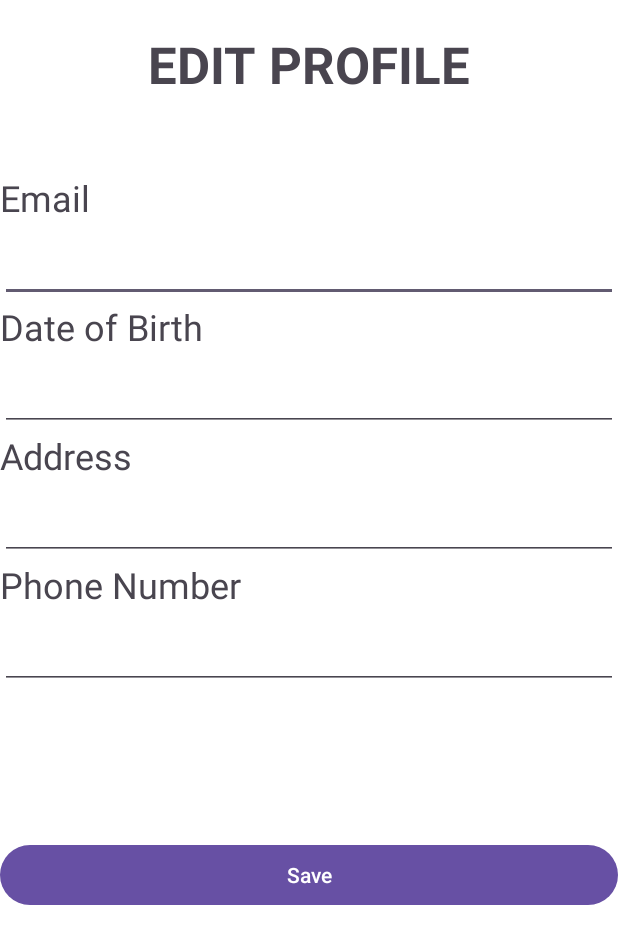
After one commit to AXEL-11/ProjectAppDev, an Android app: the layout activity_edit_profile.xml on its own in the app's theme, with its tools: preview values and no code run, on a phone screen of 412 x 824 dp. The commit adds this screen. Shown: the top 944 px of the screen. Run offline under Robolectric (Android 15) with nearby library versions, the phone set to English and light mode, and no system bars.

Commit message:
Initial3

```diff
--- a/app/src/main/AndroidManifest.xml
+++ b/app/src/main/AndroidManifest.xml
@@ -12,7 +12,9 @@
         android:supportsRtl="true"
         android:theme="@style/Theme.AppDevFinalProject"
         tools:targetApi="31">
-
+        <activity
+            android:name=".EditProfile"
+            android:exported="false" />
         <activity
             android:name=".Success"
             android:exported="false" />
--- a/app/src/main/java/com/example/appdevfinalproject/MainPage.java
+++ b/app/src/main/java/com/example/appdevfinalproject/MainPage.java
@@ -38,6 +38,7 @@ public class MainPage extends AppCompatActivity {
 
 
     }
+    //proceed to searchbar
     public void onsearch(View v){
         String username = getIntent().getStringExtra("username");
         Intent intent = new Intent(this, SearchBar.class);
@@ -113,12 +114,14 @@ public class MainPage extends AppCompatActivity {
         intent.putExtra("username", username);
         startActivity(intent);
     }
+    // proceed on user profile
     public void OnUser(View v) {
         String username = getIntent().getStringExtra("username");
         Intent intent = new Intent(this, UserProfile.class);
         intent.putExtra("username", username);
         startActivity(intent);
     }
+    //proceed to cart
     public void onCart(View v) {
         String username = getIntent().getStringExtra("username");
 
--- a/app/src/main/java/com/example/appdevfinalproject/ProductInfo.java
+++ b/app/src/main/java/com/example/appdevfinalproject/ProductInfo.java
@@ -29,7 +29,7 @@ public class ProductInfo extends AppCompatActivity {
         productdescription = findViewById(R.id.productdescription);
         productlocation = findViewById(R.id.productlocation);
         productspecifications = findViewById(R.id.productspecifications);
-
+// get extra from searchbar and main page
         String productName = getIntent().getStringExtra("productName");
         int productPrice = getIntent().getIntExtra("productPrice",0);
         int productImageResId = getIntent().getIntExtra("productImageResId", 0);
@@ -109,6 +109,7 @@ public class ProductInfo extends AppCompatActivity {
 
         Toast.makeText(this, productName + " added to cart", Toast.LENGTH_SHORT).show();
     }
+    // view cart
     public void onCart1(View v) {
         String username = getIntent().getStringExtra("username");
 
--- a/app/src/main/java/com/example/appdevfinalproject/Registration.java
+++ b/app/src/main/java/com/example/appdevfinalproject/Registration.java
@@ -86,7 +86,7 @@ public class Registration extends AppCompatActivity {
         String phonenumber = etphone.getText().toString().trim();
         String date = etdate.getText().toString().trim();
 
-
+// check for errors
         if (username.isEmpty() || password.isEmpty() || email.isEmpty() ||
                 address.isEmpty() || phonenumber.isEmpty() || date.isEmpty()) {
             Toast.makeText(this, "All fields are required!", Toast.LENGTH_SHORT).show();
--- /dev/null
+++ b/app/src/main/res/layout/activity_edit_profile.xml
@@ -0,0 +1,97 @@
+<?xml version="1.0" encoding="utf-8"?>
+<androidx.constraintlayout.widget.ConstraintLayout xmlns:android="http://schemas.android.com/apk/res/android"
+    xmlns:app="http://schemas.android.com/apk/res-auto"
+    xmlns:tools="http://schemas.android.com/tools"
+    android:id="@+id/main"
+    android:layout_width="match_parent"
+    android:layout_height="match_parent"
+    android:background="@color/white"
+    tools:context=".EditProfile">
+
+
+    <LinearLayout
+        android:layout_width="match_parent"
+        android:layout_height="match_parent"
+        android:orientation="vertical">
+
+        <TextView
+            android:layout_width="match_parent"
+            android:layout_height="wrap_content"
+            android:layout_marginLeft="30sp"
+            android:layout_marginTop="20sp"
+            android:layout_marginRight="30sp"
+            android:text="EDIT PROFILE"
+            android:textAlignment="center"
+            android:textSize="34sp"
+            android:textStyle="bold" />
+
+        <TextView
+            android:id="@+id/textView9"
+            android:layout_width="match_parent"
+            android:layout_height="wrap_content"
+            android:layout_marginTop="50sp"
+            android:text="Email"
+            android:textSize="24sp" />
+
+        <EditText
+            android:id="@+id/etEmail"
+            android:layout_width="match_parent"
+            android:layout_height="wrap_content"
+            android:ems="10"
+            android:inputType="text"
+            android:textSize="24sp" />
+
+        <TextView
+            android:id="@+id/textView10"
+            android:layout_width="match_parent"
+            android:layout_height="wrap_content"
+            android:text="Date of Birth"
+            android:textSize="24sp" />
+
+        <EditText
+            android:id="@+id/etDateOfBirth"
+            android:layout_width="match_parent"
+            android:layout_height="wrap_content"
+            android:ems="10"
+            android:inputType="text"
+            android:textSize="24sp" />
+
+        <TextView
+            android:id="@+id/textView11"
+            android:layout_width="match_parent"
+            android:layout_height="wrap_content"
+            android:text="Address"
+            android:textSize="24sp" />
+
+        <EditText
+            android:id="@+id/etAddress"
+            android:layout_width="match_parent"
+            android:layout_height="wrap_content"
+            android:ems="10"
+            android:inputType="text"
+            android:textSize="24sp" />
+
+        <TextView
+            android:id="@+id/textView12"
+            android:layout_width="match_parent"
+            android:layout_height="wrap_content"
+            android:text="Phone Number"
+            android:textSize="24sp" />
+
+        <EditText
+            android:id="@+id/etPhoneNumber"
+            android:layout_width="match_parent"
+            android:layout_height="wrap_content"
+            android:ems="10"
+            android:inputType="text"
+            android:textSize="24sp" />
+
+        <Button
+            android:id="@+id/btnSave"
+            android:layout_width="match_parent"
+            android:layout_height="wrap_content"
+            android:layout_marginTop="100sp"
+            android:onClick="onSave"
+            android:text="Save" />
+    </LinearLayout>
+</androidx.constraintlayout.widget.ConstraintLayout>
```
Also changed, not shown: app/src/main/java/com/example/appdevfinalproject/DBHelper.java (+16 -0 lines), app/src/main/java/com/example/appdevfinalproject/EditProfile.java (added, +102 -0 lines), app/src/main/java/com/example/appdevfinalproject/UserProfile.java (+28 -5 lines), app/src/main/res/layout/activity_user_profile.xml (+19 -5 lines).
